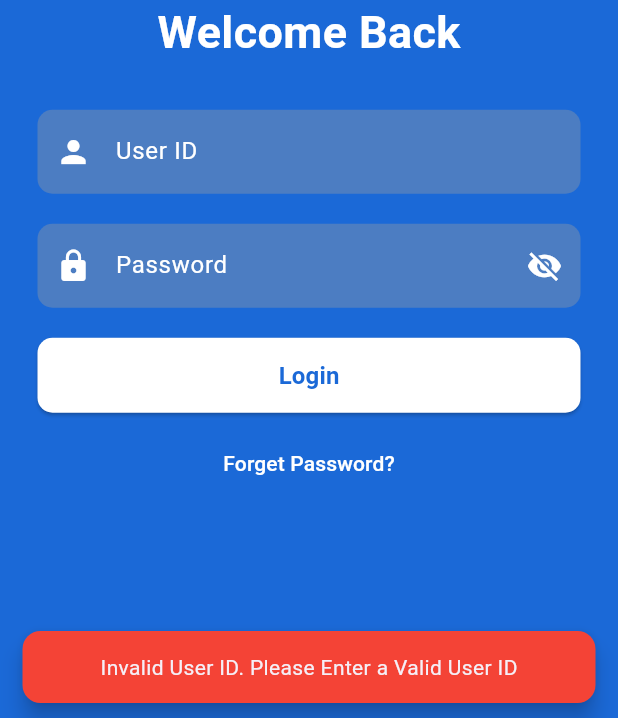
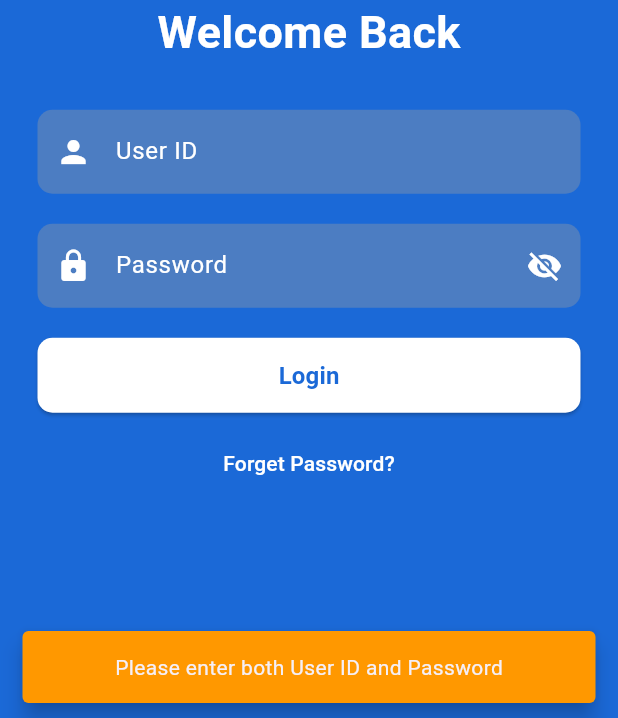
Before and after one commit to Dimath-Ranasinghe/Student_360, a Flutter app: the screen it shows after launch, after a tap on "Login", on a phone screen of 412 x 824 dp, the part 518-1236 px from its top. Run offline on Flutter 3.47's test engine with Material 3 defaults, Android fonts, the phone set to English and light mode, and no system bars; our stand-ins replace flutter_slidable, google_nav_bar, image_picker, socket_io_client; network calls fail.

Commit message:
Added login authentications

```diff
--- a/lib/API/basedata.dart
+++ b/lib/API/basedata.dart
@@ -1,13 +1,17 @@
 class Base {
   static const String baseURL = 'http://10.0.2.2:3001/api';
+
+  static String loginURL = "$baseURL/auth/login";
+
 
   static String getNotices = "$baseURL/notices";
   static String postNotice = "$baseURL/notices";
 
   static String deleteNotice(String noticeId) => "$baseURL/notices/$noticeId";
 
-  static const String baseURL1 = 'http://10.0.2.2:3001/api/students';
-  static String submitMarks = "$baseURL1/enter-marks";
 
-  static String fetchMarks(String studentID) => "$baseURL1/marks/$studentID";
+  static const String studentBaseURL = '$baseURL/students';
+  static String submitMarks = "$studentBaseURL/enter-marks";
+
+  static String fetchMarks(String studentID) => "$studentBaseURL/students/view-marks/$studentID";
 }
--- a/lib/Pages/LoginPage/login_page.dart
+++ b/lib/Pages/LoginPage/login_page.dart
@@ -1,40 +1,74 @@
+import 'dart:convert';
 import 'package:flutter/cupertino.dart';
 import 'package:flutter/material.dart';
+import 'package:http/http.dart' as http;
 import 'package:student360/Components/student_nav_bar.dart';
 import 'package:student360/Components/teacher_nav_bar.dart';
 
+import '../../API/basedata.dart';
+
 class LoginScreen extends StatefulWidget {
-
   @override
   State<LoginScreen> createState() => _LoginScreenState();
 }
 
 class _LoginScreenState extends State<LoginScreen> {
-
   final TextEditingController _userIDController = TextEditingController();
   final TextEditingController _passwordController = TextEditingController();
 
-  void loginHandle(){
+  Future<void> loginHandle() async {
     String userID = _userIDController.text.trim();
+    String password = _passwordController.text.trim();
 
-    if (userID.length == 6) {
-      Navigator.push(
-          context, MaterialPageRoute(builder: (context) => StudentNavBar()));
+    if (userID.isEmpty || password.isEmpty) {
+      _showSnackbar("Please enter both User ID and Password", Colors.orange);
       _userIDController.clear();
-    } else if (userID.length == 5) {
-      Navigator.push(
-          context, MaterialPageRoute(builder: (context) => TeacherNavBar()));
+      _passwordController.clear();
+      return;
+    }
+
+    try {
+      final response = await http.post(
+        Uri.parse(Base.loginURL),
+        headers: {'Content-Type': 'application/json; charset=UTF-8'},
+        body: jsonEncode({"userID": userID, "password": password}),
+      );
+
+      var data = jsonDecode(response.body);
+
+      if (response.statusCode == 200) {
+        if (data['role'] == 'student') {
+          Navigator.push(
+              context, MaterialPageRoute(builder: (context) => StudentNavBar()));
+          _userIDController.clear();
+          _passwordController.clear();
+        } else if (data['role'] == 'teacher') {
+          Navigator.push(
+              context, MaterialPageRoute(builder: (context) => TeacherNavBar()));
+          _userIDController.clear();
+          _passwordController.clear();
+        }
+      } else {
+        _showSnackbar(data['message'], Colors.red);
+        _userIDController.clear();
+        _passwordController.clear();
+      }
+    } catch (e) {
+      _showSnackbar("Error connecting to server", Colors.red);
       _userIDController.clear();
-    } else{
-      ScaffoldMessenger.of(context).showSnackBar(SnackBar(
+      _passwordController.clear();
+    }
+  }
+
+
+  void _showSnackbar(String message, Color color) {
+    ScaffoldMessenger.of(context).showSnackBar(
+      SnackBar(
+        content: Center(child: Text(message)),
+        backgroundColor: color,
         behavior: SnackBarBehavior.floating,
-        content: Center(child: Text("Invalid User ID. Please Enter a Valid User ID",)),
-        backgroundColor: Colors.red,
-        shape: RoundedRectangleBorder(
-            borderRadius: BorderRadius.circular(12)
-        ),
-      ));
-    }
+      ),
+    );
   }
 
   @override
@@ -47,12 +81,9 @@ class _LoginScreenState extends State<LoginScreen> {
             child: Padding(
               padding: const EdgeInsets.symmetric(horizontal: 25.0),
               child: Column(
-
                 mainAxisAlignment: MainAxisAlignment.center,
                 children: [
-
                   Column(
-
                     children: [
                       Image.asset(
                         'assets/logo.png',
@@ -99,8 +130,7 @@ class _LoginScreenState extends State<LoginScreen> {
                       ),
                       hintText: 'Password',
                       prefixIcon: const Icon(Icons.lock, color: Colors.white),
-                      suffixIcon: const Icon(Icons.visibility_off,
-                          color:Colors.white),
+                      suffixIcon: const Icon(Icons.visibility_off, color: Colors.white),
                       border: OutlineInputBorder(
                         borderRadius: BorderRadius.circular(10),
                         borderSide: BorderSide.none,
@@ -110,9 +140,7 @@ class _LoginScreenState extends State<LoginScreen> {
                   const SizedBox(height: 20),
                   // Login Button
                   ElevatedButton(
-                    onPressed: () {
-                      loginHandle();
-                    },
+                    onPressed: loginHandle,
                     style: ElevatedButton.styleFrom(
                       backgroundColor: Colors.white,
                       foregroundColor: Colors.blue,
```
Also changed, not shown: lib/services/auth_services.dart (added, +49 -0 lines).
